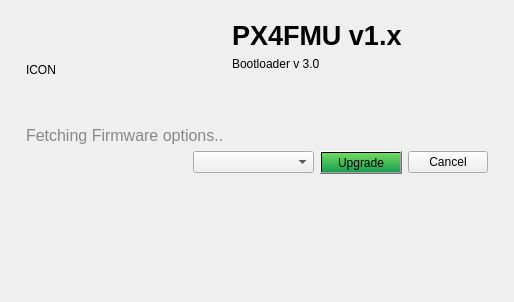
Above: src/apps/qupgrade/boardwidget.ui from LorenzMeier/qupgrade before the change. Below: the same form after it.
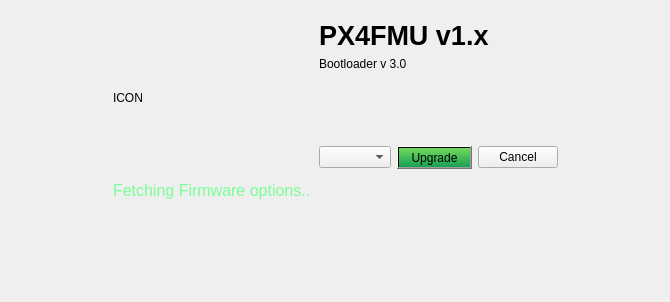
That is the form after the change.

Commit message: Improved visual quality when rendering board images

The edit to the form file:
```diff
--- a/src/apps/qupgrade/boardwidget.ui
+++ b/src/apps/qupgrade/boardwidget.ui
@@ -6,7 +6,7 @@
    <rect>
     <x>0</x>
     <y>0</y>
-    <width>505</width>
+    <width>670</width>
     <height>302</height>
    </rect>
   </property>
@@ -25,14 +25,27 @@
     background-color: none;
     border: none;
 	font-size: 12pt;
-	color: #888888;
+	color: rgb(121, 255, 149);
 }
 
 QPushButton#flashButton {
     background-color: qlineargradient(x1: 0, y1: 0, x2: 0, y2: 1, stop: 0 #73D95D, stop: 1 #18A154);
 }</string>
   </property>
-  <layout class="QGridLayout" name="gridLayout_2" rowstretch="1,100" columnstretch="50,1,50">
+  <layout class="QGridLayout" name="gridLayout_2" rowstretch="1,0" columnstretch="50,0,50">
+   <item row="1" column="0" colspan="3">
+    <spacer name="verticalSpacer_2">
+     <property name="orientation">
+      <enum>Qt::Vertical</enum>
+     </property>
+     <property name="sizeHint" stdset="0">
+      <size>
+       <width>478</width>
+       <height>82</height>
+      </size>
+     </property>
+    </spacer>
+   </item>
    <item row="0" column="0">
     <spacer name="horizontalSpacer_2">
      <property name="orientation">
@@ -46,17 +59,30 @@
      </property>
     </spacer>
    </item>
+   <item row="0" column="2">
+    <spacer name="horizontalSpacer_3">
+     <property name="orientation">
+      <enum>Qt::Horizontal</enum>
+     </property>
+     <property name="sizeHint" stdset="0">
+      <size>
+       <width>22</width>
+       <height>20</height>
+      </size>
+     </property>
+    </spacer>
+   </item>
    <item row="0" column="1">
     <widget class="QWidget" name="containerWidget" native="true">
      <layout class="QGridLayout" name="gridLayout">
-      <item row="4" column="3">
-       <widget class="QPushButton" name="flashButton">
+      <item row="3" column="4">
+       <widget class="QPushButton" name="cancelButton">
         <property name="text">
-         <string>Upgrade</string>
+         <string>Cancel</string>
         </property>
        </widget>
       </item>
-      <item row="1" column="2" colspan="2">
+      <item row="1" column="2" colspan="3">
        <widget class="QLabel" name="bootloaderLabel">
         <property name="text">
          <string>Bootloader v 3.0</string>
@@ -66,23 +92,20 @@
         </property>
        </widget>
       </item>
-      <item row="4" column="1" colspan="2">
+      <item row="0" column="2" colspan="3">
+       <widget class="QLabel" name="boardNameLabel">
+        <property name="text">
+         <string>PX4FMU v1.x</string>
+        </property>
+        <property name="alignment">
+         <set>Qt::AlignLeading|Qt::AlignLeft|Qt::AlignTop</set>
+        </property>
+       </widget>
+      </item>
+      <item row="3" column="2">
        <widget class="QComboBox" name="firmwareComboBox"/>
       </item>
-      <item row="2" column="2" colspan="2">
-       <spacer name="verticalSpacer">
-        <property name="orientation">
-         <enum>Qt::Vertical</enum>
-        </property>
-        <property name="sizeHint" stdset="0">
-         <size>
-          <width>148</width>
-          <height>41</height>
-         </size>
-        </property>
-       </spacer>
-      </item>
-      <item row="0" column="0" rowspan="3" colspan="2">
+      <item row="0" column="0" rowspan="5" colspan="2">
        <widget class="QLabel" name="iconLabel">
         <property name="minimumSize">
          <size>
@@ -95,72 +118,36 @@
         </property>
        </widget>
       </item>
-      <item row="0" column="2" colspan="2">
-       <widget class="QLabel" name="boardNameLabel">
-        <property name="text">
-         <string>PX4FMU v1.x</string>
-        </property>
-        <property name="alignment">
-         <set>Qt::AlignLeading|Qt::AlignLeft|Qt::AlignTop</set>
-        </property>
-       </widget>
-      </item>
-      <item row="3" column="0" colspan="4">
+      <item row="5" column="0" colspan="5">
        <widget class="QLabel" name="statusLabel">
         <property name="text">
          <string>Fetching Firmware options..</string>
         </property>
        </widget>
       </item>
-      <item row="4" column="0">
-       <spacer name="horizontalSpacer">
+      <item row="2" column="2" colspan="3">
+       <spacer name="verticalSpacer">
         <property name="orientation">
-         <enum>Qt::Horizontal</enum>
+         <enum>Qt::Vertical</enum>
         </property>
         <property name="sizeHint" stdset="0">
          <size>
-          <width>187</width>
-          <height>17</height>
+          <width>148</width>
+          <height>41</height>
          </size>
         </property>
        </spacer>
       </item>
-      <item row="4" column="4">
-       <widget class="QPushButton" name="cancelButton">
+      <item row="3" column="3">
+       <widget class="QPushButton" name="flashButton">
         <property name="text">
-         <string>Cancel</string>
+         <string>Upgrade</string>
         </property>
        </widget>
       </item>
      </layout>
     </widget>
    </item>
-   <item row="0" column="2">
-    <spacer name="horizontalSpacer_3">
-     <property name="orientation">
-      <enum>Qt::Horizontal</enum>
-     </property>
-     <property name="sizeHint" stdset="0">
-      <size>
-       <width>22</width>
-       <height>20</height>
-      </size>
-     </property>
-    </spacer>
-   </item>
-   <item row="1" column="0" colspan="3">
-    <spacer name="verticalSpacer_2">
-     <property name="orientation">
-      <enum>Qt::Vertical</enum>
-     </property>
-     <property name="sizeHint" stdset="0">
-      <size>
-       <width>478</width>
-       <height>82</height>
-      </size>
-     </property>
-    </spacer>
-   </item>
   </layout>
  </widget>
  <resources/>
```
The commit also changes 1 other file.
